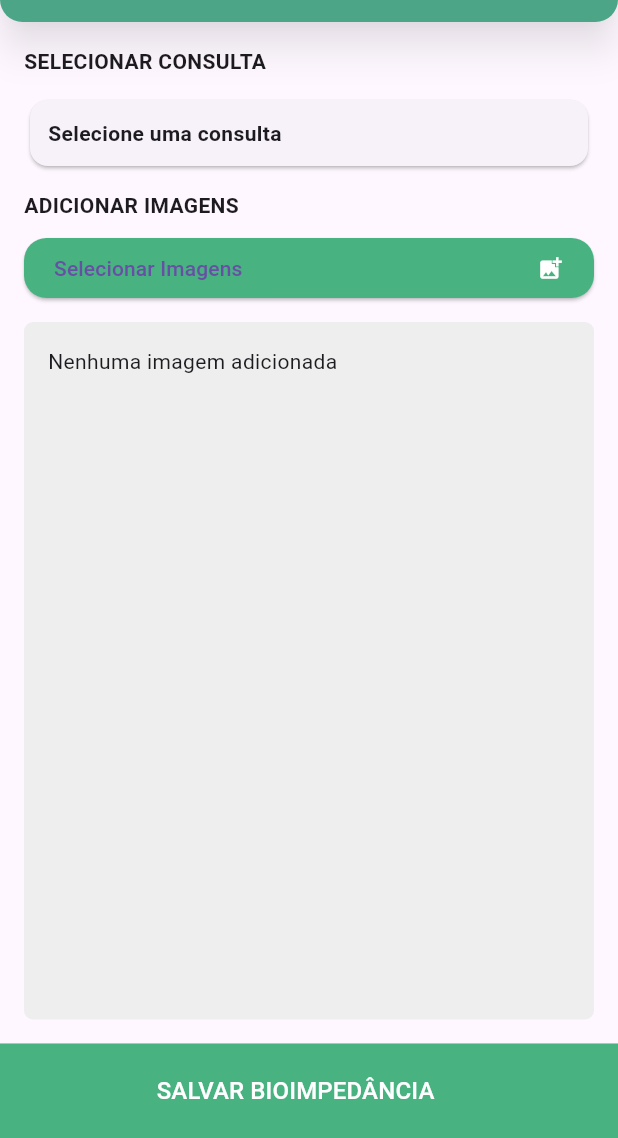
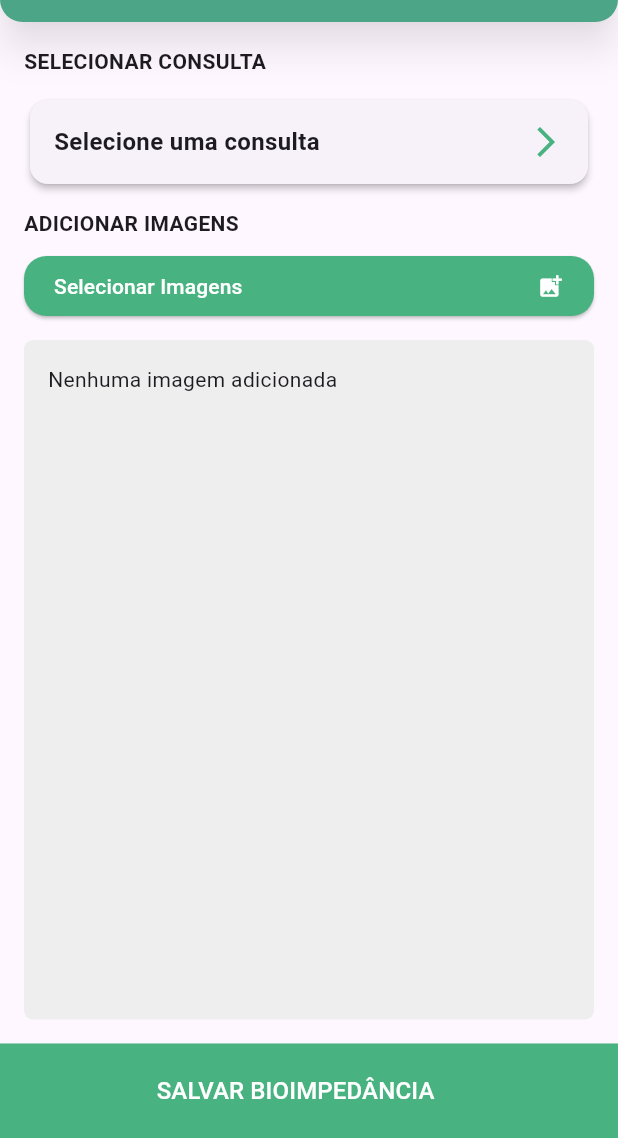
Before and after one commit to LucasBottura16/nutrikmais, a Flutter app: the AddBioimpedanceView screen opened by its route, on a phone screen of 412 x 824 dp, the part 98-1236 px from its top. Run offline on Flutter 3.47's test engine with Material 3 defaults, Android fonts, the phone set to English and light mode, and no system bars; our stand-ins replace cloud_firestore, firebase_auth, firebase_core, firebase_storage, image_picker, mask_text_input_formatter and 2 more; accounts and stored records are empty.

Commit message:
feat: Implement scheduled consultation selector modal and refactor consultation selection in bioimpedance and orientations features

```diff
--- a/lib/bioimpedance_screen/add_bioimpedance_screen/add_bioimpedance_view.dart
+++ b/lib/bioimpedance_screen/add_bioimpedance_screen/add_bioimpedance_view.dart
@@ -2,6 +2,7 @@ import 'package:flutter/material.dart';
 import 'package:nutrikmais/utils/app_bar.dart';
 import 'package:nutrikmais/utils/colors.dart';
 import 'package:nutrikmais/bioimpedance_screen/add_bioimpedance_screen/add_bioimpedance_service.dart';
+import 'package:nutrikmais/utils/scheduled_consultation_selector_modal.dart';
 import 'package:cloud_firestore/cloud_firestore.dart';
 import 'package:nutrikmais/utils/customs_components/custom_button.dart';
 import 'package:image_picker/image_picker.dart';
@@ -50,37 +51,9 @@ class _AddBioimpedanceViewState extends State<AddBioimpedanceView> {
                                 .getScheduledConsultations();
 
                             final selected =
-                                await showModalBottomSheet<
-                                  QueryDocumentSnapshot
-                                >(
-                                  context: context,
-                                  builder: (context) {
-                                    return ListView.builder(
-                                      itemCount: consultations.length,
-                                      itemBuilder: (context, index) {
-                                        final consultation =
-                                            consultations[index];
-                                        return ListTile(
-                                          title: Text(
-                                            (consultation.data()
-                                                as Map<
-                                                  String,
-                                                  dynamic
-                                                >)['patient'],
-                                          ),
-                                          subtitle: Text(
-                                            '${(consultation.data() as Map<String, dynamic>)['dateConsultation']}  ${(consultation.data() as Map<String, dynamic>)['timeConsultation']}',
-                                          ),
-                                          onTap: () {
-                                            Navigator.pop(
+                                await showScheduledConsultationSelectorModal(
                                   context,
-                                              consultation,
-                                            );
-                                          },
-                                        );
-                                      },
-                                    );
-                                  },
+                                  consultations,
                                 );
 
                             if (selected != null) {
@@ -90,10 +63,23 @@ class _AddBioimpedanceViewState extends State<AddBioimpedanceView> {
                             }
                           },
                           child: Card(
+                            elevation: 2,
+                            shape: RoundedRectangleBorder(
+                              borderRadius: BorderRadius.circular(12),
+                            ),
                             child: Padding(
-                              padding: const EdgeInsets.all(12.0),
+                              padding: const EdgeInsets.all(16.0),
                               child: Column(
                                 crossAxisAlignment: CrossAxisAlignment.start,
+                                children: [
+                                  Row(
+                                    mainAxisAlignment:
+                                        MainAxisAlignment.spaceBetween,
+                                    children: [
+                                      Expanded(
+                                        child: Column(
+                                          crossAxisAlignment:
+                                              CrossAxisAlignment.start,
                                           children: [
                                             Text(
                                               ((_selectedConsultation!.data()
@@ -104,15 +90,69 @@ class _AddBioimpedanceViewState extends State<AddBioimpedanceView> {
                                                   '',
                                               style: const TextStyle(
                                                 fontWeight: FontWeight.bold,
+                                                fontSize: 16,
                                               ),
                                             ),
-                                  const SizedBox(height: 4),
-                                  Text(
-                                    '${(_selectedConsultation!.data() as Map<String, dynamic>)['serviceName'] ?? ''} - ${(_selectedConsultation!.data() as Map<String, dynamic>)['place'] ?? ''}',
+                                            const SizedBox(height: 8),
+                                            Row(
+                                              children: [
+                                                const Icon(
+                                                  Icons.access_time,
+                                                  size: 14,
+                                                  color: Colors.grey,
                                                 ),
-                                  const SizedBox(height: 4),
+                                                const SizedBox(width: 4),
                                                 Text(
                                                   '${(_selectedConsultation!.data() as Map<String, dynamic>)['dateConsultation'] ?? ''}  ${(_selectedConsultation!.data() as Map<String, dynamic>)['timeConsultation'] ?? ''}',
+                                                  style: const TextStyle(
+                                                    fontSize: 12,
+                                                    color: Colors.grey,
+                                                  ),
+                                                ),
+                                              ],
+                                            ),
+                                            const SizedBox(height: 6),
+                                            Row(
+                                              children: [
+                                                const Icon(
+                                                  Icons.location_on,
+                                                  size: 14,
+                                                  color: Colors.grey,
+                                                ),
+                                                const SizedBox(width: 4),
+                                                Expanded(
+                                                  child: Text(
+                                                    '${(_selectedConsultation!.data() as Map<String, dynamic>)['serviceName'] ?? ''} - ${(_selectedConsultation!.data() as Map<String, dynamic>)['place'] ?? ''}',
+                                                    style: const TextStyle(
+                                                      fontSize: 12,
+                                                      color: Colors.grey,
+                                                    ),
+                                                    overflow:
+                                                        TextOverflow.ellipsis,
+                                                  ),
+                                                ),
+                                              ],
+                                            ),
+                                          ],
+                                        ),
+                                      ),
+                                      Container(
+                                        width: 40,
+                                        height: 40,
+                                        decoration: BoxDecoration(
+                                          color: MyColors.myPrimary.withValues(
+                                            alpha: 0.2,
+                                          ),
+                                          borderRadius: BorderRadius.circular(
+                                            8,
+                                          ),
+                                        ),
+                                        child: const Icon(
+                                          Icons.check_circle,
+                                          color: MyColors.myPrimary,
+                                        ),
+                                      ),
+                                    ],
                                   ),
                                 ],
                               ),
@@ -125,37 +165,9 @@ class _AddBioimpedanceViewState extends State<AddBioimpedanceView> {
                                 .getScheduledConsultations();
 
                             final selected =
-                                await showModalBottomSheet<
-                                  QueryDocumentSnapshot
-                                >(
-                                  context: context,
-                                  builder: (context) {
-                                    return ListView.builder(
-                                      itemCount: consultations.length,
-                                      itemBuilder: (context, index) {
-                                        final consultation =
-                                            consultations[index];
-                                        return ListTile(
-                                          title: Text(
-                                            (consultation.data()
-                                                as Map<
-                                                  String,
-                                                  dynamic
-                                                >)['patient'],
-                                          ),
-                                          subtitle: Text(
-                                            '${(consultation.data() as Map<String, dynamic>)['dateConsultation']}  ${(consultation.data() as Map<String, dynamic>)['timeConsultation']}',
-                                          ),
-                                          onTap: () {
-                                            Navigator.pop(
+                                await showScheduledConsultationSelectorModal(
                                   context,
-                                              consultation,
-                                            );
-                                          },
-                                        );
-                                      },
-                                    );
-                                  },
+                                  consultations,
                                 );
 
                             if (selected != null) {
@@ -165,16 +177,26 @@ class _AddBioimpedanceViewState extends State<AddBioimpedanceView> {
                             }
                           },
                           child: Card(
+                            elevation: 2,
+                            shape: RoundedRectangleBorder(
+                              borderRadius: BorderRadius.circular(12),
+                            ),
                             child: Padding(
-                              padding: const EdgeInsets.all(12.0),
-                              child: Column(
-                                crossAxisAlignment: CrossAxisAlignment.start,
+                              padding: const EdgeInsets.all(16.0),
+                              child: Row(
+                                mainAxisAlignment:
+                                    MainAxisAlignment.spaceBetween,
                                 children: [
                                   Text(
                                     "Selecione uma consulta",
                                     style: const TextStyle(
                                       fontWeight: FontWeight.bold,
+                                      fontSize: 16,
                                     ),
+                                  ),
+                                  const Icon(
+                                    Icons.arrow_forward_ios,
+                                    color: MyColors.myPrimary,
                                   ),
                                 ],
                               ),
@@ -209,6 +231,7 @@ class _AddBioimpedanceViewState extends State<AddBioimpedanceView> {
                       }
                     },
                     title: "Selecionar Imagens",
+                    titleColor: Colors.white,
                     icon: Icons.add_photo_alternate,
                     iconColor: Colors.white,
                     buttonColor: MyColors.myPrimary,
--- a/lib/bioimpedance_screen/bioimpedance_view.dart
+++ b/lib/bioimpedance_screen/bioimpedance_view.dart
@@ -66,7 +66,7 @@ class _BioimpedanceViewState extends State<BioimpedanceView> {
   Widget build(BuildContext context) {
     return Scaffold(
       appBar: CustomAppBar(
-        title: "bioimpedância",
+        title: "Bioimpedância",
         backgroundColor: MyColors.myPrimary,
       ),
       drawer: MyDrawer(screen: "bioimpedance_screen"),
```
Also changed, not shown: lib/bioimpedance_screen/add_bioimpedance_screen/consultation_selector_modal.dart (added, +160 -0 lines), lib/orientations_screen/add_orientations_screen/add_orientations_view.dart (+90 -68 lines), lib/utils/scheduled_consultation_selector_modal.dart (added, +157 -0 lines). Lines whose indentation alone changed are shown as unchanged.
